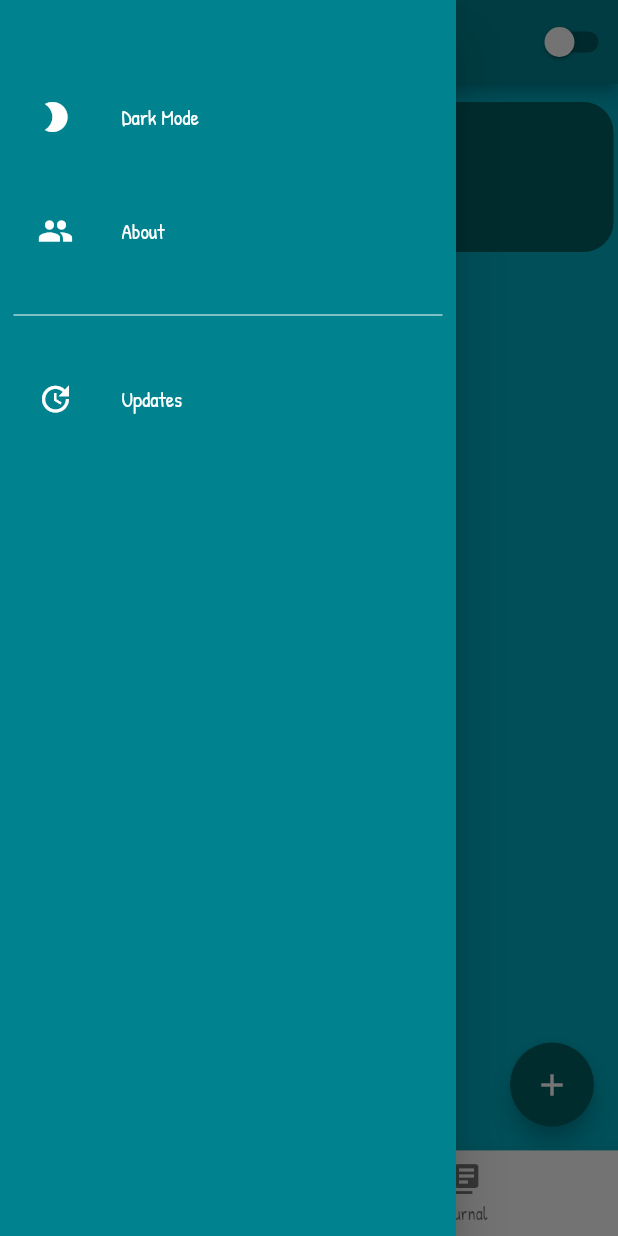
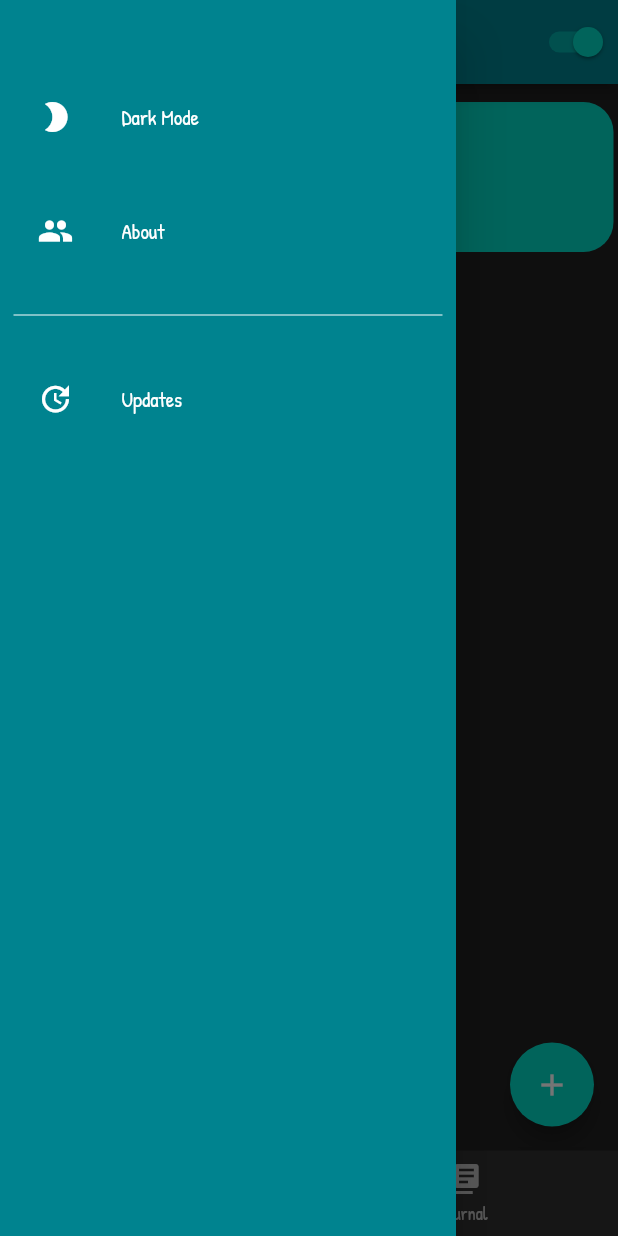
Before and after one commit to ue-an/todo-journal-flutter, a Flutter app: the screen it shows after launch, with the side drawer open, on a phone screen of 412 x 824 dp. Run offline on Flutter 3.47's test engine with Material 2 defaults, Android fonts, the phone set to English and light mode, and no system bars; our stand-ins replace cloud_firestore, date_format, firebase_core, fluttertoast, google_fonts; accounts and stored records are empty.

Commit message:
dark mode on

```diff
--- a/lib/app.dart
+++ b/lib/app.dart
@@ -29,14 +29,16 @@ class _AppState extends State<App> {
   }
 
   @override
-  Widget build(BuildContext context) {
-    return MultiProvider(
+  Widget build(BuildContext context) => MultiProvider(
         providers: [
           ChangeNotifierProvider(create: (_) => JEntryProvider()),
           ChangeNotifierProvider(create: (_) => TEntryProvider()),
           ChangeNotifierProvider(create: (_) => ThemeProvider()),
         ],
-      child: MaterialApp(
+        builder: (context, _) {
+          final themeProvider = Provider.of<ThemeProvider>(context);
+
+          return MaterialApp(
             debugShowCheckedModeBanner: false,
             routes: Routes.routes,
             home: Scaffold(
@@ -62,15 +64,19 @@ class _AppState extends State<App> {
                   ),
                 ],
                 currentIndex: _selectedIndex,
+                selectedItemColor: Colors.cyan[800],
                 onTap: onBottomTap,
               ),
             ),
-        theme: ThemeData(
-          accentColor: Colors.cyan[600],
-          primaryColor: Colors.cyan[800],
-          textTheme: GoogleFonts.patrickHandTextTheme(),
-        ),
-      ),
+            // theme: ThemeData(
+            //   accentColor: Colors.cyan[600],
+            //   primaryColor: Colors.cyan[800],
+            //   textTheme: GoogleFonts.patrickHandTextTheme(),
+            // ),
+            theme: MyThemes.lightTheme,
+            darkTheme: MyThemes.darkTheme,
+            themeMode: themeProvider.themeMode,
+          );
+        },
       );
 }
-}
--- a/lib/providers/theme_provider.dart
+++ b/lib/providers/theme_provider.dart
@@ -1,7 +1,8 @@
 import 'package:flutter/material.dart';
+import 'package:google_fonts/google_fonts.dart';
 
 class ThemeProvider extends ChangeNotifier {
-  ThemeMode themeMode = ThemeMode.light;
+  ThemeMode themeMode = ThemeMode.dark;
 
   bool get isDarkMode => themeMode == ThemeMode.dark;
 
@@ -15,10 +16,16 @@ class MyThemes {
   static final darkTheme = ThemeData(
     scaffoldBackgroundColor: Colors.grey[900],
     colorScheme: ColorScheme.dark(),
+    accentColor: Colors.cyan[600],
+    primaryColor: Colors.cyan[800],
+    textTheme: GoogleFonts.patrickHandTextTheme(),
   );
 
   static final lightTheme = ThemeData(
-    scaffoldBackgroundColor: Colors.cyan[600],
+    scaffoldBackgroundColor: Colors.cyan[900],
     colorScheme: ColorScheme.light(),
+    accentColor: Colors.cyan[600],
+    primaryColor: Colors.cyan[800],
+    textTheme: GoogleFonts.patrickHandTextTheme(),
   );
 }
--- a/lib/screens/journal_home.dart
+++ b/lib/screens/journal_home.dart
@@ -27,7 +27,6 @@ class JournalScreen extends StatelessWidget {
     });
 
     return Scaffold(
-      backgroundColor: Theme.of(context).accentColor,
       body: //Text('Journal Home'),
           Column(
         children: [
@@ -35,9 +34,7 @@ class JournalScreen extends StatelessWidget {
           Expanded(
             child: Container(
               padding: EdgeInsets.all(15.0),
-              decoration: BoxDecoration(
-                color: Theme.of(context).accentColor,
-              ),
+              decoration: BoxDecoration(),
               child: StreamBuilder<List<Entry>>(
                 stream: entryProvider.entries,
                 builder: (context, snapshot) {
@@ -99,7 +96,6 @@ class JournalScreen extends StatelessWidget {
       floatingActionButton: Visibility(
         visible: _isVisible,
         child: FloatingActionButton(
-          backgroundColor: Colors.cyan[900],
           child: Icon(
             Icons.add,
             color: Colors.white,
@@ -120,7 +116,7 @@ class TopBarJhome extends StatelessWidget {
       margin: EdgeInsets.symmetric(vertical: 12, horizontal: 3),
       height: 100,
       decoration: BoxDecoration(
-        color: Colors.cyan[900],
+        color: Theme.of(context).accentColor,
         borderRadius: BorderRadius.only(
           bottomLeft: Radius.circular(20),
           bottomRight: Radius.circular(20),
--- a/lib/screens/tasks_home.dart
+++ b/lib/screens/tasks_home.dart
@@ -12,11 +12,8 @@ class TaskScreen extends StatelessWidget {
   @override
   Widget build(BuildContext context) {
     final taskProvider = Provider.of<TEntryProvider>(context);
-    // return Center(
-    //   child: Text('Tasks'),
-    // );
     return Scaffold(
-      backgroundColor: Theme.of(context).accentColor,
+      //backgroundColor: Theme.of(context).accentColor,
       body: Column(
         children: [
           TopBar(),
@@ -24,8 +21,8 @@ class TaskScreen extends StatelessWidget {
             child: Container(
               padding: EdgeInsets.all(20.0),
               decoration: BoxDecoration(
-                color: Theme.of(context).accentColor,
-              ),
+                  //color: Theme.of(context).accentColor,
+                  ),
               child: StreamBuilder<List<Task>>(
                 stream: taskProvider.tasks,
                 builder: (context, snapshot) {
@@ -156,7 +153,6 @@ class TaskScreen extends StatelessWidget {
         ],
       ),
       floatingActionButton: FloatingActionButton(
-        backgroundColor: Colors.cyan[900],
         child: Icon(
           Icons.add,
           color: Colors.white,
@@ -287,8 +283,7 @@ class TopBar extends StatelessWidget {
       margin: EdgeInsets.symmetric(vertical: 12, horizontal: 3),
       height: 100,
       decoration: BoxDecoration(
-        //color: Colors.white,
-        color: Colors.cyan[900],
+        color: Theme.of(context).accentColor,
         borderRadius: BorderRadius.only(
           bottomLeft: Radius.circular(20),
           bottomRight: Radius.circular(20),
--- a/lib/utils/change_theme_switch.dart
+++ b/lib/utils/change_theme_switch.dart
@@ -11,6 +11,7 @@ class ChangeThemeSwitch extends StatelessWidget {
       value: themeProvider.isDarkMode,
       onChanged: (value) {
         final provider = Provider.of<ThemeProvider>(context, listen: false);
+        //final provider = context.read<ThemeProvider>();
         provider.toggleTheme(value);
       },
     );
```
Also changed, not shown: pubspec.lock. Lines whose indentation alone changed are shown as unchanged.
